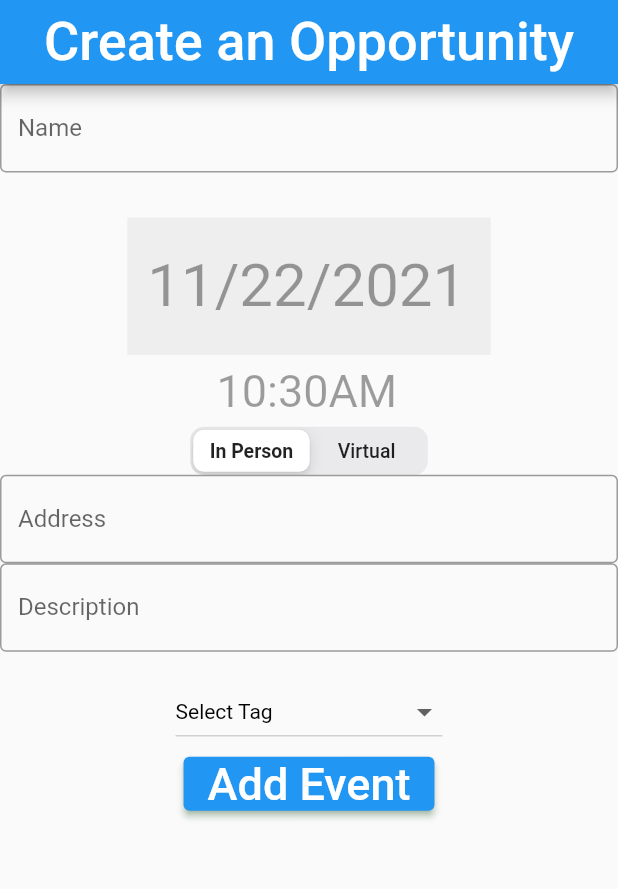
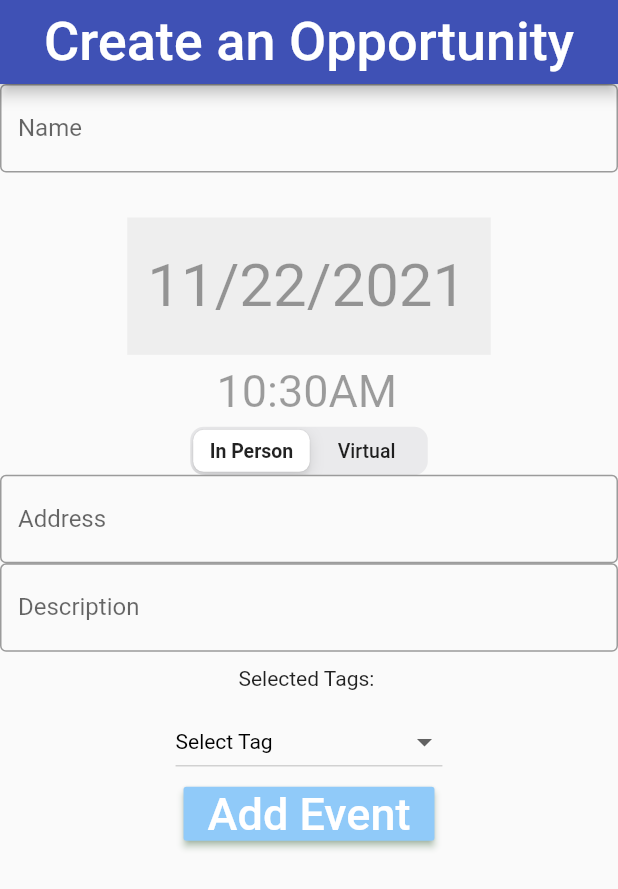
Before and after one commit to solbell2/volunTEEN, a Flutter app: the CreateOpp screen opened directly, on a phone screen of 412 x 824 dp. Shown: the top 889 px of the screen. Run offline on Flutter 3.47's test engine with Material 2 defaults, Android fonts, the phone set to English and light mode, and no system bars; our stand-ins replace cloud_firestore, date_format, firebase_auth, firebase_core, shared_preferences; accounts and stored records are empty; Roboto replaces fonts that are missing (Raleway).

Commit message:
Update CreateOpp.dart

```diff
--- a/lib/CreateOpp.dart
+++ b/lib/CreateOpp.dart
@@ -49,6 +49,7 @@ class CreateOppState extends State<CreateOpp> {
       appBar: AppBar(
         title: Text('Create an Opportunity'),
         centerTitle: true,
+        backgroundColor: Colors.indigo,
       ),
       body: Container(
         child: SingleChildScrollView(
@@ -62,14 +63,12 @@ class CreateOppState extends State<CreateOpp> {
                 onChanged: (String val) async {
                   name = val;
                 },
-                style: TextStyle(
-                  color: Colors.red
-                ),
               ),
               InkWell(
                 onTap: () {
                   _selectDate(context);
                 },
+                focusColor: Colors.blue[200],
                 child: Container(
                   width: MediaQuery.of(context).size.width / 1.7,
                   height: MediaQuery.of(context).size.height / 9,
@@ -141,8 +140,11 @@ class CreateOppState extends State<CreateOpp> {
                   description = val;
                 },
               ),
-              Text(
-                tags
+              Padding(
+                padding: const EdgeInsets.all(10.0),
+                child: Text(
+                  "Selected Tags: " + tags,
+                ),
               ),
               DropdownButton<String>(
                 value: 'Select Tag',
@@ -165,10 +167,11 @@ class CreateOppState extends State<CreateOpp> {
                 }).toList(),
               ),
               ButtonTheme(
-                child: ElevatedButton(
+                child: RaisedButton(
+                  color: Colors.blue[200],
                   child: Text(
                     'Add Event',
-                    style: TextStyle(fontSize: 30.0, backgroundColor: Colors.blue, color: Colors.white),
+                    style: TextStyle(fontSize: 30.0, color: Colors.white),
                   ),
                   onPressed: () async {
                     try {
```
